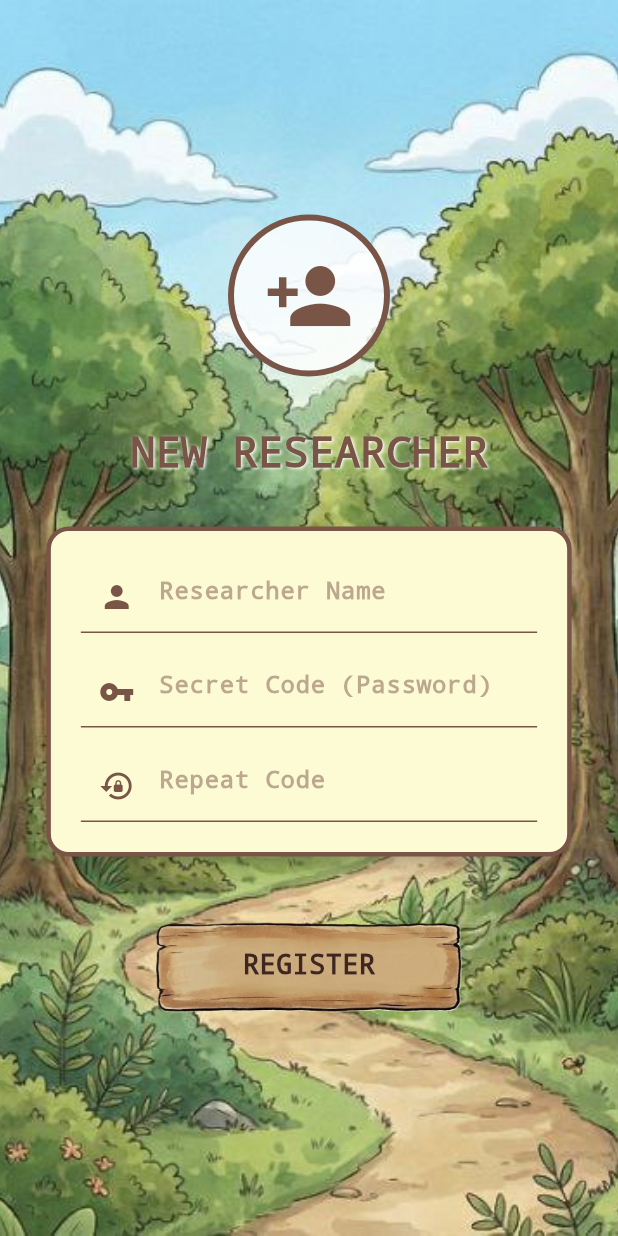
After one commit to linava4/brainJourney, a Flutter app: the RegisterScreen screen opened directly, on a phone screen of 412 x 824 dp. The commit adds this screen. Run offline on Flutter 3.47's test engine with Material 3 defaults, Android fonts, the phone set to English and light mode, and no system bars; our stand-ins replace shared_preferences; accounts and stored records are empty.

Commit message:
Login/register/profiel

```diff
--- a/lib/intro.dart
+++ b/lib/intro.dart
@@ -1,6 +1,7 @@
 import 'dart:math';
 import 'dart:ui';
 import 'package:brainjourney/login.dart';
+import 'package:brainjourney/register.dart';
 import 'package:brainjourney/start.dart';
 import 'package:flutter/material.dart';
 import 'helpers.dart';
@@ -31,7 +32,7 @@ class _HomeScreenState extends State<HomeScreen> {
       } else {
         Navigator.pushReplacement(
           context,
-          MaterialPageRoute(builder: (_) => const LoginScreen()),
+          MaterialPageRoute(builder: (_) => const RegisterScreen()),
         );
       }
     });
--- /dev/null
+++ b/lib/register.dart
@@ -0,0 +1,144 @@
+import 'package:brainjourney/helpers.dart';
+import 'package:flutter/material.dart';
+import 'package:shared_preferences/shared_preferences.dart';
+import 'package:brainjourney/start.dart'; // To go to Login after registration
+import 'package:brainjourney/cerebellum.dart'; // For WoodButton
+
+class RegisterScreen extends StatefulWidget {
+  const RegisterScreen({super.key});
+
+  @override
+  State<RegisterScreen> createState() => _RegisterScreenState();
+}
+
+class _RegisterScreenState extends State<RegisterScreen> {
+  final TextEditingController _nameController = TextEditingController();
+  final TextEditingController _passController = TextEditingController();
+  final TextEditingController _confirmPassController = TextEditingController();
+
+  Future<void> _register() async {
+    final name = _nameController.text.trim();
+    final pass = _passController.text.trim();
+    final confirm = _confirmPassController.text.trim();
+
+    if (name.isEmpty || pass.isEmpty || confirm.isEmpty) {
+      ScaffoldMessenger.of(context).showSnackBar(
+        const SnackBar(content: Text("Please fill all fields!")),
+      );
+      return;
+    }
+
+    if (pass != confirm) {
+      ScaffoldMessenger.of(context).showSnackBar(
+        const SnackBar(content: Text("Passwords do not match!")),
+      );
+      return;
+    }
+
+    // Save Data
+    final prefs = await SharedPreferences.getInstance();
+    await prefs.setString('userName', name);
+    await prefs.setString('userPass', pass);
+    await prefs.setBool('isRegistered', true); // Mark as registered
+
+    if (mounted) {
+      // Go to Login Screen
+      Navigator.pushReplacement(
+        context,
+        MaterialPageRoute(builder: (_) => const StartScreen())
+      );
+    }
+  }
+
+  @override
+  Widget build(BuildContext context) {
+    return Scaffold(
+      resizeToAvoidBottomInset: false,
+      body: Stack(
+        children: [
+          // Bright Background
+          Positioned.fill(
+            child: Image.asset("assets/images/WoodBackground.jpg", fit: BoxFit.cover),
+          ),
+
+          Center(
+            child: SingleChildScrollView(
+              child: Column(
+                mainAxisAlignment: MainAxisAlignment.center,
+                children: [
+                  // Icon
+                  Container(
+                    padding: const EdgeInsets.all(20),
+                    decoration: BoxDecoration(
+                      shape: BoxShape.circle,
+                      color: Colors.white.withOpacity(0.8),
+                      border: Border.all(color: Colors.brown, width: 4),
+                    ),
+                    child: const Icon(Icons.person_add, size: 60, color: Colors.brown),
+                  ),
+                  const SizedBox(height: 30),
+
+                  // Title
+                  const Text(
+                    "NEW RESEARCHER",
+                    style: TextStyle(
+                      fontFamily: 'Courier',
+                      fontSize: 28,
+                      fontWeight: FontWeight.bold,
+                      color: Colors.brown,
+                      shadows: [Shadow(blurRadius: 2, color: Colors.white, offset: Offset(1,1))]
+                    ),
+                  ),
+                  const SizedBox(height: 30),
+
+                  // Input Fields
+                  Container(
+                    width: MediaQuery.of(context).size.width * 0.85,
+                    padding: const EdgeInsets.all(20),
+                    decoration: BoxDecoration(
+                      color: const Color(0xFFFDFBD4), // Paper color
+                      borderRadius: BorderRadius.circular(15),
+                      border: Border.all(color: Colors.brown, width: 3),
+                      boxShadow: const [BoxShadow(color: Colors.black26, blurRadius: 10, offset: Offset(0, 5))],
+                    ),
+                    child: Column(
+                      children: [
+                        _buildTextField(Icons.person, "Researcher Name", _nameController, false),
+                        const SizedBox(height: 15),
+                        _buildTextField(Icons.vpn_key, "Secret Code (Password)", _passController, true),
+                        const SizedBox(height: 15),
+                        _buildTextField(Icons.lock_reset, "Repeat Code", _confirmPassController, true),
+                      ],
+                    ),
+                  ),
+                  const SizedBox(height: 40),
+
+                  // Register Button
+                  WoodButton(
+                    text: "REGISTER",
+                    onPressed: _register,
+                  ),
+                ],
+              ),
+            ),
+          ),
+        ],
+      ),
+    );
+  }
+
+  Widget _buildTextField(IconData icon, String hint, TextEditingController controller, bool isObscure) {
+    return TextField(
+      controller: controller,
+      obscureText: isObscure,
+      style: const TextStyle(color: Colors.brown, fontWeight: FontWeight.bold),
+      decoration: InputDecoration(
+        prefixIcon: Icon(icon, color: Colors.brown),
+        hintText: hint,
+        hintStyle: TextStyle(color: Colors.brown.withOpacity(0.5)),
+        enabledBorder: const UnderlineInputBorder(borderSide: BorderSide(color: Colors.brown)),
+        focusedBorder: const UnderlineInputBorder(borderSide: BorderSide(color: Colors.brown, width: 2)),
+      ),
+    );
+  }
+}
```
Also changed, not shown: lib/brain_bottom_navigation.dart (+43 -30 lines), lib/main.dart (+21 -9 lines), lib/profile.dart (added, +255 -0 lines).
